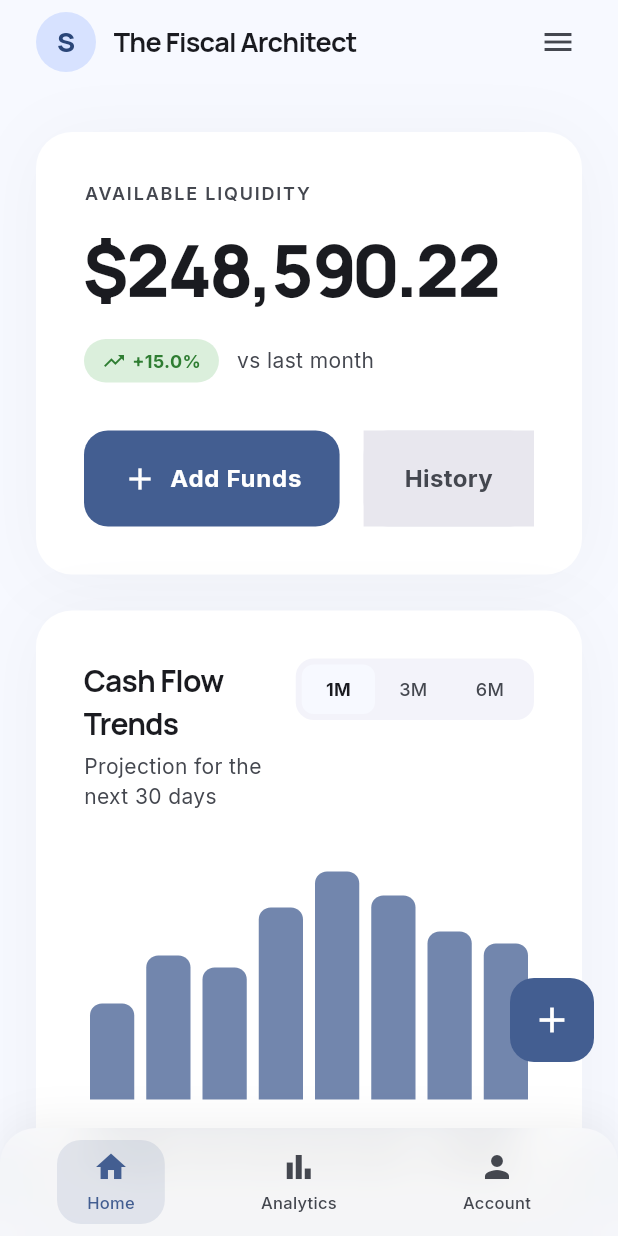
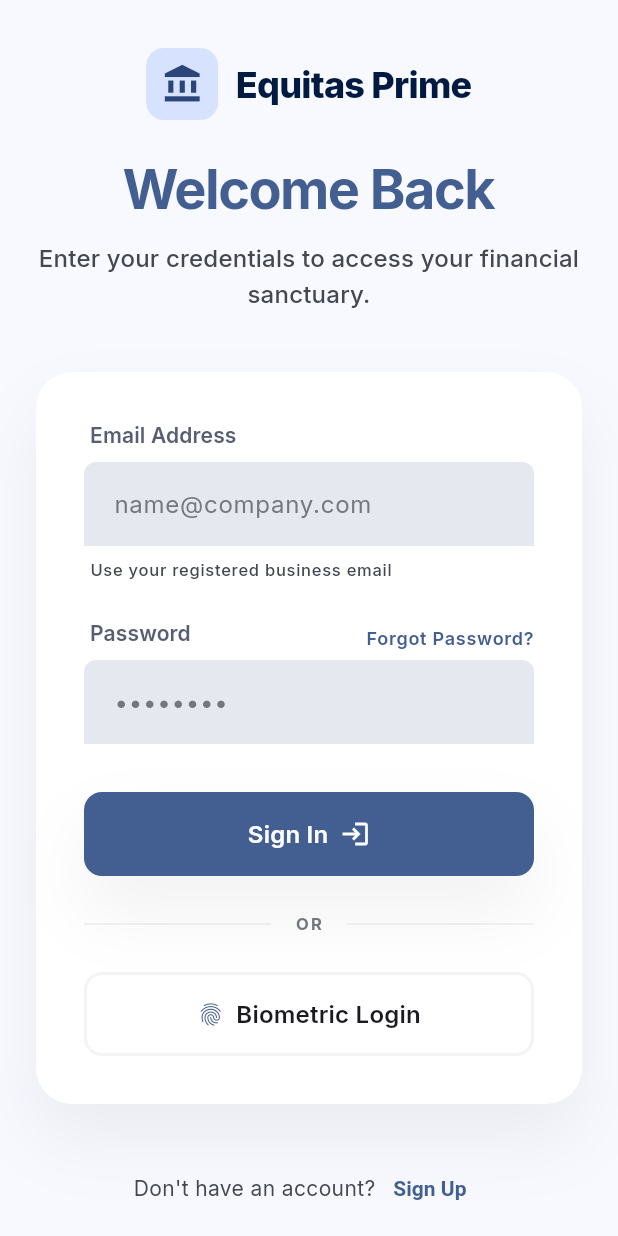
Before and after one commit to Abdurrafay19/softec_26, a Flutter app: the screen it shows after launch, on a phone screen of 412 x 824 dp. Run offline on Flutter 3.47's test engine with Material 3 defaults, Android fonts, the phone set to English and light mode, and no system bars; drawn by our look-alikes of dynamic_color; our stand-ins replace google_fonts.

Commit message:
Auth pages added

```diff
--- a/lib/analytics/screens/analytics_screen.dart
+++ b/lib/analytics/screens/analytics_screen.dart
@@ -9,6 +9,7 @@ class AnalyticsScreen extends StatelessWidget {
   const AnalyticsScreen({super.key});
 
   @override
+
   Widget build(BuildContext context) {
     return ListView(
       padding: const EdgeInsets.fromLTRB(24, 32, 24, 120),
@@ -18,7 +19,7 @@ class AnalyticsScreen extends StatelessWidget {
           style: GoogleFonts.manrope(
             fontSize: 38,
             fontWeight: FontWeight.w800,
-            color: const Color(0xFF181C20),
+            color: Theme.of(context).colorScheme.secondary,
             letterSpacing: -1.5,
             height: 1.1,
           ),
--- /dev/null
+++ b/lib/auth/screens/login_screen.dart
@@ -0,0 +1,195 @@
+import 'package:flutter/material.dart';
+//import 'package:sme_cash_flow_dashboard/home/screens/home_screen.dart';
+
+// Modular Auth Widgets
+import '../widgets/auth_header.dart';
+import '../widgets/editorial_text_field.dart';
+import '../widgets/primary_button.dart';
+import '../widgets/biometric_action_button.dart';
+// import '../widgets/auth_footer.dart';
+import 'signup_screen.dart';
+import '../../navigation/screens/main_navigation_screen.dart';
+
+class LoginScreen extends StatelessWidget {
+  const LoginScreen({super.key});
+
+  @override
+  Widget build(BuildContext context) {
+    // Access the global theme tokens exactly like HomeScreen
+    final theme = Theme.of(context);
+    final colorScheme = theme.colorScheme;
+    final textTheme = theme.textTheme;
+
+    return Scaffold(
+      // Utilizing theme surface token instead of hardcoded Color(0xFFF7F9FF)
+      backgroundColor: colorScheme.surface,
+
+      body: SafeArea(
+        child: CustomScrollView(
+          slivers: [
+            const SliverToBoxAdapter(
+              child: Padding(
+                padding: EdgeInsets.only(top: 32.0, bottom: 16.0),
+                child: AuthHeader(),
+              ),
+            ),
+            SliverFillRemaining(
+              hasScrollBody: false,
+              child: Padding(
+                padding: const EdgeInsets.symmetric(horizontal: 24.0),
+                child: Column(
+                  children: [
+                    const Spacer(),
+
+                    Text(
+                      'Welcome Back',
+                      style: textTheme.displaySmall?.copyWith(
+                        fontWeight: FontWeight.bold,
+                        letterSpacing: -1.0,
+                        color: colorScheme.primary, // Tied to primary theme color
+                      ),
+                    ),
+                    const SizedBox(height: 12),
+
+                    Text(
+                      'Enter your credentials to access your financial sanctuary.',
+                      textAlign: TextAlign.center,
+                      style: textTheme.titleMedium?.copyWith(
+                        color: colorScheme.onSurfaceVariant,
+                      ),
+                    ),
+                    const SizedBox(height: 40),
+
+                    // Main Login Card
+                    Container(
+                      padding: const EdgeInsets.all(32),
+                      decoration: BoxDecoration(
+                        color: Colors.white, // Surface Container Lowest equivalent
+                        borderRadius: BorderRadius.circular(24),
+                        // Ambient shadow from design system
+                        boxShadow: const [
+                          BoxShadow(
+                            color: Color.fromRGBO(24, 28, 32, 0.06),
+                            offset: Offset(0, 24),
+                            blurRadius: 40,
+                          ),
+                        ],
+                      ),
+                      child: Column(
+                        crossAxisAlignment: CrossAxisAlignment.stretch,
+                        children: [
+                          const EditorialTextField(
+                            label: 'Email Address',
+                            hintText: 'name@company.com',
+                            helperText: 'Use your registered business email',
+                          ),
+                          const SizedBox(height: 24),
+
+                          EditorialTextField(
+                            label: 'Password',
+                            hintText: '••••••••',
+                            isPassword: true,
+                            trailingLabelAction: GestureDetector(
+                              onTap: () {
+                                // TODO: Handle forgot password
+                              },
+                              child: Text(
+                                'Forgot Password?',
+                                style: textTheme.labelMedium?.copyWith(
+                                  fontWeight: FontWeight.w600,
+                                  color: colorScheme.primary,
+                                ),
+                              ),
+                            ),
+                          ),
+                          const SizedBox(height: 32),
+                          PrimaryButton(
+                            text: 'Sign In',
+                            icon: Icons.login,
+                            onPressed: () {
+                              // Use pushReplacement so the user cannot pop back to the login screen
+                              Navigator.pushReplacement(
+                                context,
+                                MaterialPageRoute(builder: (context) => const MainNavigationScreen()),
+                              );
+                            },
+                          ),
+                          const SizedBox(height: 24),
+
+                          Row(
+                            children: [
+                              Expanded(
+                                child: Divider(
+                                  color: colorScheme.outlineVariant.withOpacity(0.3),
+                                ),
+                              ),
+                              Padding(
+                                padding: const EdgeInsets.symmetric(horizontal: 16.0),
+                                child: Text(
+                                  'OR',
+                                  style: textTheme.labelSmall?.copyWith(
+                                    fontWeight: FontWeight.bold,
+                                    letterSpacing: 1.5,
+                                    color: colorScheme.outline,
+                                  ),
+                                ),
+                              ),
+                              Expanded(
+                                child: Divider(
+                                  color: colorScheme.outlineVariant.withOpacity(0.3),
+                                ),
+                              ),
+                            ],
+                          ),
+                          const SizedBox(height: 24),
+
+                          BiometricActionButton(
+                            onPressed: () {
+                              // TODO: Trigger FaceID/Fingerprint check
+                            }
+                          ),
+                        ],
+                      ),
+                    ),
+
+                    const SizedBox(height: 32),
+
+                    Row(
+                      mainAxisAlignment: MainAxisAlignment.center,
+                      children: [
+                        Text(
+                          "Don't have an account?",
+                          style: textTheme.bodyMedium?.copyWith(
+                            color: colorScheme.onSurfaceVariant,
+                          ),
+                        ),
+                        TextButton(
+                          onPressed: () {
+                            Navigator.pushReplacement(
+                              context,
+                              MaterialPageRoute(builder: (context) => const SignupScreen()),
+                            );
+                          },
+                          style: TextButton.styleFrom(
+                            foregroundColor: colorScheme.primary,
+                            textStyle: const TextStyle(
+                              fontWeight: FontWeight.bold,
+                            ),
+                          ),
+                          child: const Text('Sign Up'),
+                        ),
+                      ],
+                    ),
+
+                    const Spacer(),
+                    // const AuthFooter(),
+                  ],
+                ),
+              ),
+            ),
+          ],
+        ),
+      ),
+    );
+  }
+}
--- /dev/null
+++ b/lib/auth/widgets/auth_header.dart
@@ -0,0 +1,37 @@
+import 'package:flutter/material.dart';
+
+class AuthHeader extends StatelessWidget {
+  const AuthHeader({super.key});
+
+  @override
+  Widget build(BuildContext context) {
+    final theme = Theme.of(context);
+
+    return Row(
+      mainAxisAlignment: MainAxisAlignment.center,
+      children: [
+        Container(
+          padding: const EdgeInsets.all(10),
+          decoration: BoxDecoration(
+            color: theme.colorScheme.primaryContainer,
+            borderRadius: BorderRadius.circular(12),
+          ),
+          child: Icon(
+            Icons.account_balance,
+            color: theme.colorScheme.onPrimaryContainer,
+            size: 28,
+          ),
+        ),
+        const SizedBox(width: 12),
+        Text(
+          'Equitas Prime',
+          style: theme.textTheme.headlineSmall?.copyWith(
+            fontWeight: FontWeight.w800,
+            letterSpacing: -0.5,
+            color: const Color(0xFF001A41),
+          ),
+        ),
+      ],
+    );
+  }
+}
--- /dev/null
+++ b/lib/auth/widgets/biometric_action_button.dart
@@ -0,0 +1,34 @@
+import 'package:flutter/material.dart';
+
+class BiometricActionButton extends StatelessWidget {
+  final VoidCallback onPressed;
+
+  const BiometricActionButton({super.key, required this.onPressed});
+
+  @override
+  Widget build(BuildContext context) {
+    final theme = Theme.of(context);
+
+    return OutlinedButton.icon(
+      onPressed: onPressed,
+      icon: Icon(Icons.fingerprint, color: theme.colorScheme.primary),
+      label: Text(
+        'Biometric Login',
+        style: theme.textTheme.titleMedium?.copyWith(
+          fontWeight: FontWeight.w600,
+          color: theme.colorScheme.onSurface,
+        ),
+      ),
+      style: OutlinedButton.styleFrom(
+        padding: const EdgeInsets.symmetric(vertical: 16),
+        side: BorderSide(
+          color: theme.colorScheme.outlineVariant.withOpacity(0.2),
+          width: 2,
+        ),
+        shape: RoundedRectangleBorder(
+          borderRadius: BorderRadius.circular(12),
+        ),
+      ),
+    );
+  }
+}
--- /dev/null
+++ b/lib/auth/widgets/editorial_text_field.dart
@@ -0,0 +1,75 @@
+import 'package:flutter/material.dart';
+
+class EditorialTextField extends StatelessWidget {
+  final String label;
+  final String hintText;
+  final String? helperText;
+  final bool isPassword;
+  final Widget? trailingLabelAction;
+
+  const EditorialTextField({
+    super.key,
+    required this.label,
+    required this.hintText,
+    this.helperText,
+    this.isPassword = false,
+    this.trailingLabelAction,
+  });
+
+  @override
+  Widget build(BuildContext context) {
+    final theme = Theme.of(context);
+
+    return Column(
+      crossAxisAlignment: CrossAxisAlignment.start,
+      children: [
+        Row(
+          mainAxisAlignment: MainAxisAlignment.spaceBetween,
+          children: [
+            Padding(
+              padding: const EdgeInsets.only(left: 4.0, bottom: 8.0),
+              child: Text(
+                label,
+                style: theme.textTheme.labelLarge?.copyWith(
+                  fontWeight: FontWeight.w600,
+                  color: theme.colorScheme.secondary,
+                ),
+              ),
+            ),
+            if (trailingLabelAction != null) trailingLabelAction!,
+          ],
+        ),
+        TextFormField(
+          obscureText: isPassword,
+          decoration: InputDecoration(
+            hintText: hintText,
+            hintStyle: TextStyle(color: theme.colorScheme.outline),
+            filled: true,
+            fillColor: const Color(0xFFE5E8EE),
+            contentPadding: const EdgeInsets.all(16),
+            border: const UnderlineInputBorder(
+              borderRadius: BorderRadius.vertical(top: Radius.circular(8)),
+              borderSide: BorderSide.none,
+            ),
+            focusedBorder: UnderlineInputBorder(
+              borderRadius: const BorderRadius.vertical(top: Radius.circular(8)),
+              borderSide: BorderSide(color: theme.colorScheme.primary, width: 2),
+            ),
+          ),
+        ),
+        if (helperText != null) ...[
+          const SizedBox(height: 8),
+          Padding(
+            padding: const EdgeInsets.only(left: 4.0),
+            child: Text(
+              helperText!,
+              style: theme.textTheme.labelSmall?.copyWith(
+                color: theme.colorScheme.onSurfaceVariant,
+              ),
+            ),
+          ),
+        ],
+      ],
+    );
+  }
+}
--- /dev/null
+++ b/lib/auth/widgets/primary_button.dart
@@ -0,0 +1,65 @@
+import 'package:flutter/material.dart';
+
+class PrimaryButton extends StatelessWidget {
+  final String text;
+  final IconData icon;
+  final VoidCallback onPressed;
+
+  const PrimaryButton({
+    super.key,
+    required this.text,
+    required this.icon,
+    required this.onPressed,
+  });
+
+  @override
+  Widget build(BuildContext context) {
+    final theme = Theme.of(context);
+
+    return Container(
+      decoration: BoxDecoration(
+        borderRadius: BorderRadius.circular(12),
+        color: Theme.of(context).colorScheme.primary,
+        // gradient: LinearGradient(
+        //   begin: Alignment.topLeft,
+        //   end: Alignment.bottomRight,
+        //   colors: [
+        //     theme.colorScheme.primary,
+        //     theme.colorScheme.primaryContainer,
+        //   ],
+        // ),
+        boxShadow: const [
+          BoxShadow(
+            color: Color.fromRGBO(24, 28, 32, 0.06),
+            offset: Offset(0, 24),
+            blurRadius: 40,
+          ),
+        ],
+      ),
+      child: Material(
+        color: Colors.transparent,
+        child: InkWell(
+          onTap: onPressed,
+          borderRadius: BorderRadius.circular(12),
+          child: Padding(
+            padding: const EdgeInsets.symmetric(vertical: 16.0),
+            child: Row(
+              mainAxisAlignment: MainAxisAlignment.center,
+              children: [
+                Text(
+                  text,
+                  style: theme.textTheme.titleMedium?.copyWith(
+                    fontWeight: FontWeight.w600,
+                    color: theme.colorScheme.onPrimary,
+                  ),
+                ),
+                const SizedBox(width: 8),
+                Icon(icon, color: theme.colorScheme.onPrimary, size: 20),
+              ],
+            ),
+          ),
+        ),
+      ),
+    );
+  }
+}
--- a/lib/main.dart
+++ b/lib/main.dart
@@ -1,7 +1,8 @@
 import 'package:dynamic_color/dynamic_color.dart'; // Add this import
 import 'package:flutter/material.dart';
+import 'package:sme_cash_flow_dashboard/auth/screens/login_screen.dart';
 import 'core/app_theme.dart';
-import 'navigation/screens/main_navigation_screen.dart';
+//import 'navigation/screens/main_navigation_screen.dart';
 
 void main() {
   runApp(const FiscalArchitectApp());
@@ -21,7 +22,8 @@ class FiscalArchitectApp extends StatelessWidget {
           theme: AppTheme.lightTheme(lightDynamic),
           darkTheme: AppTheme.darkTheme(darkDynamic),
           themeMode: ThemeMode.system,
-          home: const MainNavigationScreen(),
+          // home: const MainNavigationScreen(),
+          home: LoginScreen(),
         );
       },
     );
```
Also changed, not shown: lib/auth/screens/signup_screen.dart (added, +133 -0 lines), lib/auth/widgets/auth_footer.dart (added, +41 -0 lines), lib/profile/widgets/profile_hero.dart (+0 -36 lines), lib/profile/widgets/settings_group_container.dart (+3 -11 lines).
